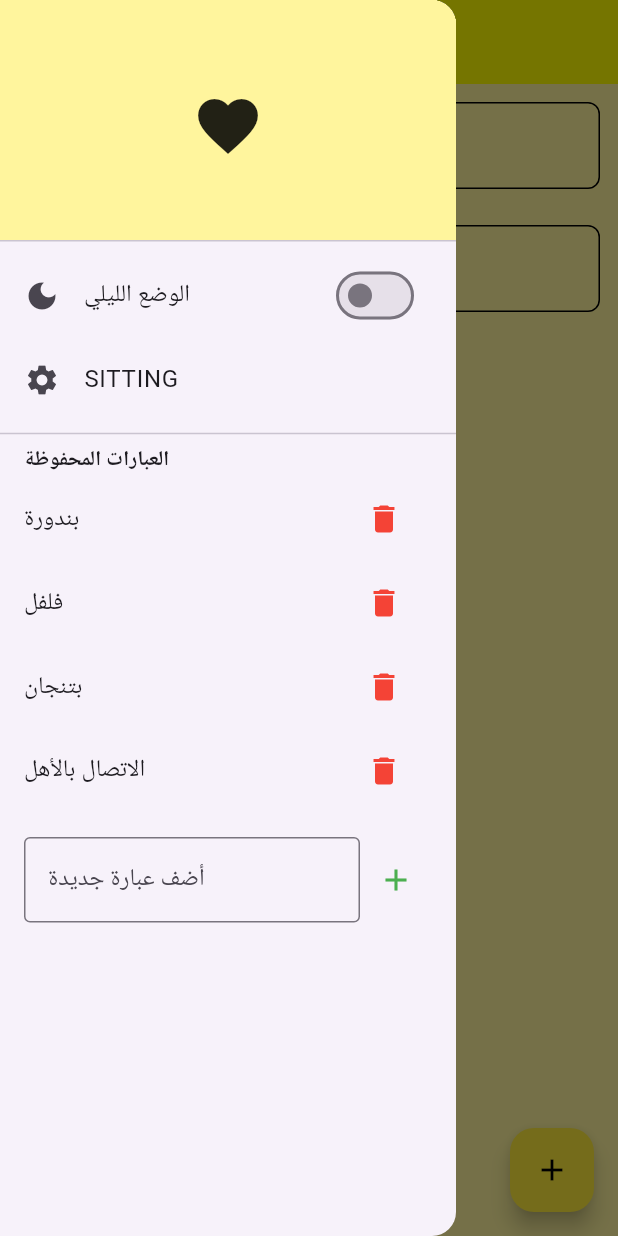
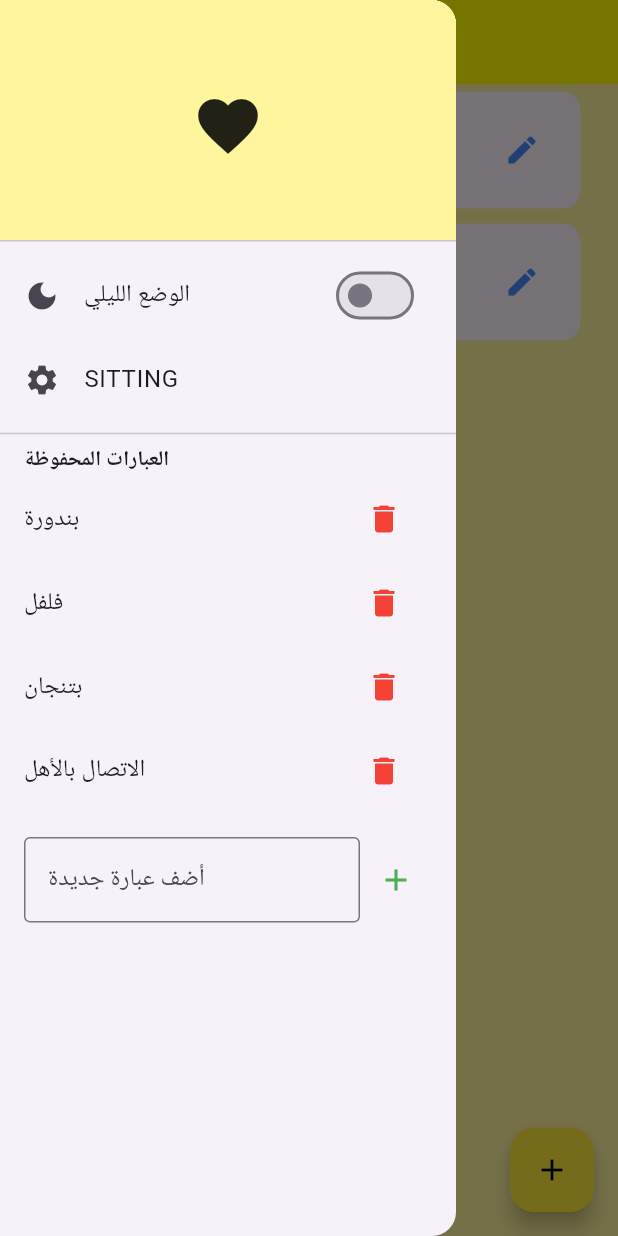
Before and after one commit to palguy/noteapp2, a Flutter app: the screen it shows after launch, with the side drawer open, on a phone screen of 412 x 824 dp. Run offline on Flutter 3.47's test engine with Material 3 defaults, Android fonts, the phone set to English and light mode, and no system bars; drawn by our look-alikes of flutter_slidable; our stand-ins replace hive, hive_flutter; accounts and stored records are empty.

Commit message:
todoapp 3

```diff
--- a/lib/util/todo_tile.dart
+++ b/lib/util/todo_tile.dart
@@ -1,6 +1,4 @@
-// ignore_for_file: public_member_api_docs, sort_constructors_first
 import 'package:flutter/material.dart';
-import 'package:flutter_slidable/flutter_slidable.dart';
 // ignore_for_file: prefer_const_constructors, prefer_const_literals_to_create_immutables, unused_element
 // ignore_for_file: sort_child_properties_last
 
@@ -8,52 +6,63 @@ class ToDoTile extends StatelessWidget {
   final String taskName;
   final bool taskCompleted;
   final Function(bool?)? onChanged;
-  Function(BuildContext)? deleteFunction;
+  final Function(BuildContext)? deleteFunction;
+  final VoidCallback? onEdit;
 
-  ToDoTile({
+  const ToDoTile({
     super.key,
     required this.taskName,
     required this.taskCompleted,
-    this.onChanged,
+    required this.onChanged,
     required this.deleteFunction,
+    required this.onEdit,
   });
 
   @override
   Widget build(BuildContext context) {
-    final theme = Theme.of(context);
     return Padding(
-      padding: const EdgeInsets.all(12.0),
-      child: Slidable(
-        endActionPane: ActionPane(
-          motion: StretchMotion(),
+      padding: const EdgeInsets.symmetric(horizontal: 25.0, vertical: 5),
+      child: Container(
+        padding: const EdgeInsets.all(15),
+        decoration: BoxDecoration(
+          color: Theme.of(context).cardColor,
+          borderRadius: BorderRadius.circular(12),
+        ),
+        child: Row(
           children: [
-            SlidableAction(
-              label: 'Delete',
-              backgroundColor: Colors.red,
-              icon: Icons.delete,
-              onPressed: deleteFunction,
+            // CheckBox
+            Checkbox(
+              value: taskCompleted,
+              onChanged: onChanged,
             ),
-          ],
-        ),
-        child: Container(
-          padding: EdgeInsets.all(4),
-          child: Row(
-            children: [
-              Checkbox(value: taskCompleted, onChanged: onChanged),
-              Text(
+
+            // Task Name
+            Expanded(
+              child: Text(
                 taskName,
                 style: TextStyle(
-                    fontSize: 16,
-                    decoration: taskCompleted
-                        ? TextDecoration.lineThrough
-                        : TextDecoration.none),
+                  decoration: taskCompleted ? TextDecoration.lineThrough : null,
+                  fontSize: 16,
+                ),
               ),
-            ],
-          ),
-          decoration: BoxDecoration(
-              color: theme.scaffoldBackgroundColor,
-              border: Border.all(color: Colors.black),
-              borderRadius: BorderRadius.circular(8)),
+            ),
+
+            // Edit Button
+            IconButton(
+              icon: const Icon(Icons.edit, color: Colors.blueAccent),
+              onPressed: onEdit,
+              tooltip: "تعديل",
+            ),
+
+            // Delete Button
+            // IconButton(
+            //   icon: const Icon(Icons.delete, color: Colors.red),
+            //   onPressed: () {
+            //     if (deleteFunction != null) deleteFunction!(context);
+            //   },
+            //   tooltip: "حذف",
+            // ),
+          ],
         ),
       ),
     );
```
Also changed, not shown: lib/pages/home_page.dart (+28 -0 lines).
